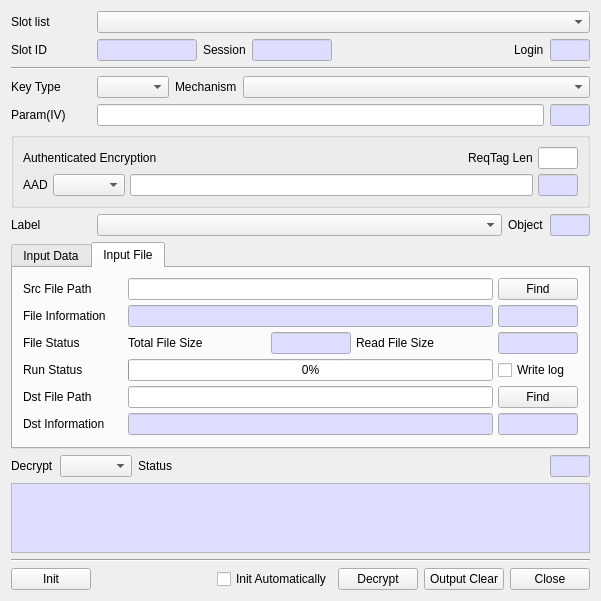
Old version of the form CryptokiMan/decrypt_dlg.ui in the repository jykim74/CryptokiMan.
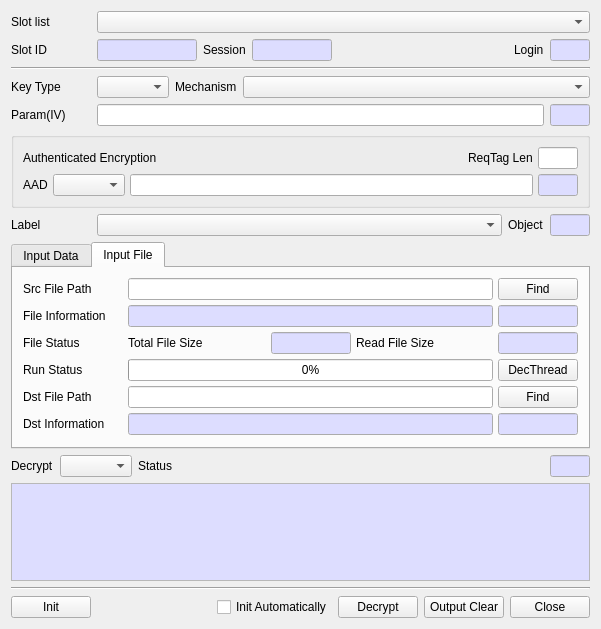
New version of the form.

Commit message: Digest,Sign,Verify, Encrypt, Decrypt 파일 스레드 지원

```diff
--- a/CryptokiMan/decrypt_dlg.ui
+++ b/CryptokiMan/decrypt_dlg.ui
@@ -7,7 +7,7 @@
     <x>0</x>
     <y>0</y>
     <width>601</width>
-    <height>596</height>
+    <height>629</height>
    </rect>
   </property>
   <property name="windowTitle">
@@ -1145,15 +1145,9 @@
           </widget>
          </item>
          <item row="0" column="2">
-          <widget class="QCheckBox" name="mWriteLogCheck">
-           <property name="minimumSize">
-            <size>
-             <width>80</width>
-             <height>0</height>
-            </size>
-           </property>
+          <widget class="QPushButton" name="mDecThreadBtn">
            <property name="text">
-            <string>Write log</string>
+            <string>DecThread</string>
            </property>
           </widget>
          </item>
```
Left out of the diff: 1 changed line with no effect on the pictures. The commit also changes 26 other files.
